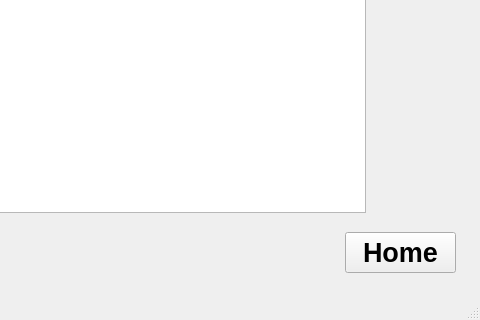
Old version of the form mind_your_money/Mind_Your_Money/mainwindow.ui in the repository pukaradhikari1/EndSemProject-1; both pictures show x 465 to 945 and y 387 to 707 of the 945 by 707 pixel window.
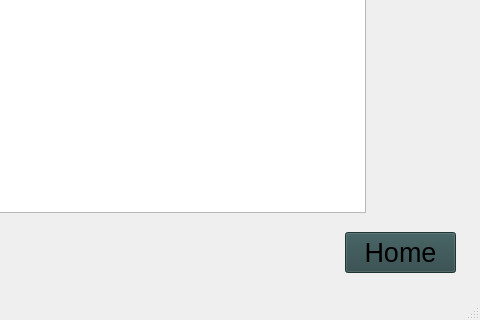
New version of the form. The open tabs and pages were chosen to show the change.

The edit to the form file:
```diff
--- a/mind_your_money/Mind_Your_Money/mainwindow.ui
+++ b/mind_your_money/Mind_Your_Money/mainwindow.ui
@@ -1965,6 +1965,18 @@
         <height>41</height>
        </rect>
       </property>
+      <property name="font">
+       <font>
+        <pointsize>20</pointsize>
+        <bold>false</bold>
+       </font>
+      </property>
+      <property name="styleSheet">
+       <string notr="true">QPushButton{
+
+background-color:rgb(45, 71, 72);
+}</string>
+      </property>
       <property name="text">
        <string>Home</string>
       </property>
```
Left out of the diff: 74 changed lines with no effect on the pictures.
